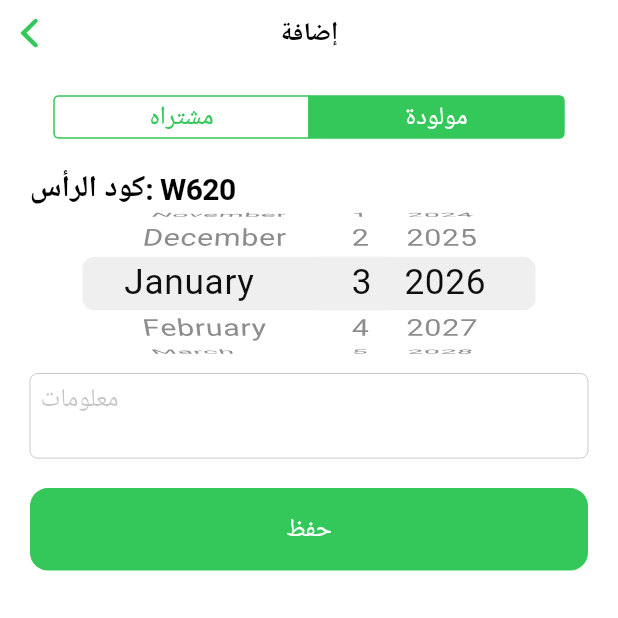
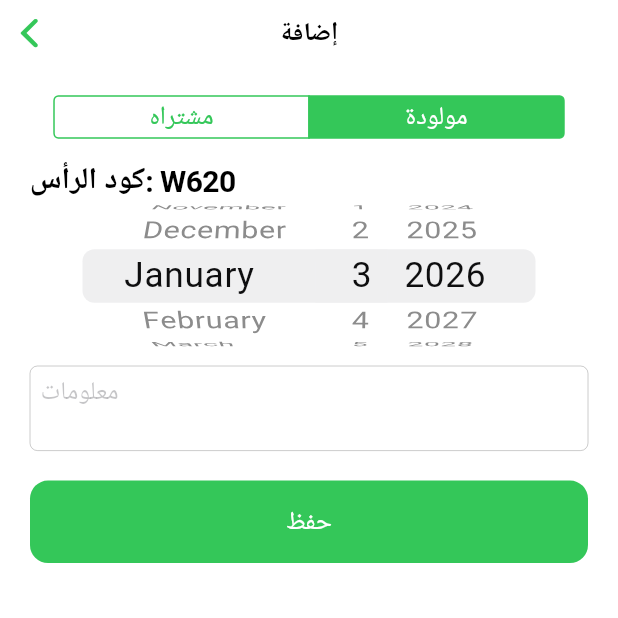
Before and after one commit to asimjed/mrahy, a Flutter app: the AddGoatPage screen opened directly with empty values, after a tap on "مولودة", on a phone screen of 412 x 824 dp, the top half of it. Run offline on Flutter 3.47's test engine with Material 3 defaults, Android fonts, the phone set to English and light mode, and no system bars; our stand-ins replace shared_preferences; accounts and stored records are empty.

Commit message:
Implement data persistence for goats list
Added data persistence for goats list using SharedPreferences. Implemented load and save methods to handle farm data.

```diff
--- a/lib/main.dart
+++ b/lib/main.dart
@@ -1,6 +1,8 @@
 import 'package:flutter/cupertino.dart';
 import 'package:flutter/material.dart' show Colors;
 import 'dart:math';
+import 'dart:convert';
+import 'package:shared_preferences/shared_preferences.dart';
 
 List<Map<String, dynamic>> goatsList = [];
 
@@ -26,6 +28,35 @@ class MainTabNavigation extends StatefulWidget {
 
 class _MainTabNavigationState extends State<MainTabNavigation> {
   @override
+  void initState() {
+    super.initState();
+    _loadData();
+  }
+
+  Future<void> _loadData() async {
+    final prefs = await SharedPreferences.getInstance();
+    final String? savedData = prefs.getString('my_farm_data');
+    if (savedData != null) {
+      setState(() {
+        Iterable decoded = json.decode(savedData);
+        goatsList = List<Map<String, dynamic>>.from(decoded.map((item) => {
+          ...item,
+          'date': DateTime.parse(item['date'].toString()),
+        }));
+      });
+    }
+  }
+
+  Future<void> _saveData() async {
+    final prefs = await SharedPreferences.getInstance();
+    final String encodedData = json.encode(goatsList.map((g) => {
+      ...g,
+      'date': (g['date'] as DateTime).toIso8601String(),
+    }).toList());
+    await prefs.setString('my_farm_data', encodedData);
+  }
+
+  @override
   Widget build(BuildContext context) {
     return CupertinoTabScaffold(
       tabBar: CupertinoTabBar(
@@ -39,8 +70,8 @@ class _MainTabNavigationState extends State<MainTabNavigation> {
       tabBuilder: (context, index) {
         switch (index) {
           case 0: return DashboardPage(onRefresh: () => setState(() {}));
-          case 1: return AddGoatPage(onSave: () => setState(() {}));
-          case 2: return SpendingPage(onUpdate: () => setState(() {}));
+          case 1: return AddGoatPage(onSave: () { setState(() {}); _saveData(); });
+          case 2: return SpendingPage(onUpdate: () { setState(() {}); _saveData(); });
           case 3: return const InventoryPage();
           default: return const Center(child: Text("قيد التطوير"));
         }
@@ -49,7 +80,6 @@ class _MainTabNavigationState extends State<MainTabNavigation> {
   }
 }
 
-// --- الصفحة الرئيسية (الإحصائيات المالية) ---
 class DashboardPage extends StatelessWidget {
   final VoidCallback onRefresh;
   const DashboardPage({super.key, required this.onRefresh});
@@ -62,14 +92,18 @@ class DashboardPage extends StatelessWidget {
     DateTime now = DateTime.now();
 
     for (var g in goatsList) {
-      totalCosts += (g['purchasePrice'] as double) + (g['foodCosts'] as double) + (g['healthCosts'] as double);
+      totalCosts += (g['purchasePrice'] as num).toDouble() +
+                    (g['foodCosts'] as num).toDouble() +
+                    (g['healthCosts'] as num).toDouble();
+
       DateTime dt = g['date'] as DateTime;
-      int m = (now.year - dt.year) * 12 + now.month - dt.month;
-      if (m < 5) { kids++; } else { adults++; }
+      // حل مشكلة num to int عبر الحساب المباشر
+      int months = (now.year - dt.year) * 12 + (now.month - dt.month);
+
+      if (months < 5) { kids++; } else { adults++; }
     }
 
-    // افتراض قيمة تقديرية للسوق (يمكنك تعديل الحسبة لاحقاً)
-    double estimatedMarketValue = (adults * 1200) + (kids * 500);
+    double estimatedMarketValue = (adults * 1200.0) + (kids * 500.0);
     double profitOrLoss = estimatedMarketValue - totalCosts;
 
     return CupertinoPageScaffold(
@@ -82,7 +116,6 @@ class DashboardPage extends StatelessWidget {
               padding: const EdgeInsets.all(16.0),
               child: Column(
                 children: [
-                  // كرت الأرباح والخسائر
                   Container(
                     width: double.infinity,
                     padding: const EdgeInsets.all(25),
@@ -108,15 +141,8 @@ class DashboardPage extends StatelessWidget {
                   const SizedBox(height: 20),
                   Row(
                     children: [
-                      _buildMiniBox("إجمالي المصاريف", "${totalCosts.toStringAsFixed(0)}", CupertinoColors.systemRed),
-                      _buildMiniBox("قيمة الحلال", "${estimatedMarketValue.toStringAsFixed(0)}", CupertinoColors.activeGreen),
-                    ],
-                  ),
-                  const SizedBox(height: 10),
-                  Row(
-                    children: [
-                      _buildMiniBox("المواليد", "$kids", CupertinoColors.activeBlue),
-                      _buildMiniBox("المعزا كاملة", "$adults", Colors.brown),
+                      _buildMiniBox("المصاريف", totalCosts.toStringAsFixed(0), CupertinoColors.systemRed),
+                      _buildMiniBox("قيمة الحلال", estimatedMarketValue.toStringAsFixed(0), CupertinoColors.activeGreen),
                     ],
                   ),
                 ],
@@ -128,23 +154,20 @@ class DashboardPage extends StatelessWidget {
     );
   }
 
-  Widget _buildMiniBox(String label, String value, Color color) {
+  Widget _buildMiniBox(String l, String v, Color c) {
     return Expanded(
       child: Container(
-        margin: const EdgeInsets.all(5),
-        padding: const EdgeInsets.all(15),
+        margin: const EdgeInsets.all(5), padding: const EdgeInsets.all(15),
         decoration: BoxDecoration(color: CupertinoColors.white, borderRadius: BorderRadius.circular(15)),
         child: Column(children: [
-          Text(label, style: const TextStyle(fontSize: 11, color: CupertinoColors.systemGrey)),
-          const SizedBox(height: 5),
-          Text(value, style: TextStyle(fontSize: 20, fontWeight: FontWeight.bold, color: color)),
+          Text(l, style: const TextStyle(fontSize: 11, color: CupertinoColors.systemGrey)),
+          Text(v, style: TextStyle(fontSize: 20, fontWeight: FontWeight.bold, color: c)),
         ]),
       ),
     );
   }
 }
 
-// --- صفحة المصروفات (علف/علاج) ---
 class SpendingPage extends StatefulWidget {
   final VoidCallback onUpdate;
   const SpendingPage({super.key, required this.onUpdate});
@@ -153,30 +176,28 @@ class SpendingPage extends StatefulWidget {
 }
 
 class _SpendingPageState extends State<SpendingPage> {
-  int _type = 0;
-  int _cat = 0;
-  String? _sel;
+  int _type = 0; int _cat = 0; String? _sel;
   final TextEditingController _a = TextEditingController();
   final TextEditingController _n = TextEditingController();
 
   void _run() {
     double p = double.tryParse(_a.text) ?? 0.0;
-    if (p <= 0) return;
+    if (p <= 0 || goatsList.isEmpty) return;
     if (_type == 0) {
       DateTime now = DateTime.now();
       var t = goatsList.where((g) {
         DateTime d = g['date'] as DateTime;
-        int m = (now.year - d.year) * 12 + now.month - d.month;
+        int m = (now.year - d.year) * 12 + (now.month - d.month);
         return (_cat == 0) ? (m < 5) : (m >= 5);
       }).toList();
       if (t.isNotEmpty) {
         double s = p / t.length;
-        for (var x in t) { x['foodCosts'] = (x['foodCosts'] as double) + s; }
+        for (var x in t) { x['foodCosts'] = (x['foodCosts'] as num).toDouble() + s; }
       }
     } else {
       if (_sel != null) {
         var g = goatsList.firstWhere((e) => e['code'] == _sel);
-        g['healthCosts'] = (g['healthCosts'] as double) + p;
+        g['healthCosts'] = (g['healthCosts'] as num).toDouble() + p;
         g['info'] = "${g['info']}\nعلاج: ${_n.text}";
       }
     }
@@ -202,10 +223,11 @@ class _SpendingPageState extends State<SpendingPage> {
               onValueChanged: (v) => setState(() => _cat = v ?? 0),
             )
           else ...[
+            if(goatsList.isNotEmpty)
             SizedBox(height: 100, child: CupertinoPicker(
               itemExtent: 35,
-              onSelectedItemChanged: (i) => _sel = goatsList[i]['code'] as String,
-              children: goatsList.map((e) => Text(e['code'] as String)).toList(),
+              onSelectedItemChanged: (i) => _sel = goatsList[i]['code'].toString(),
+              children: goatsList.map((e) => Text(e['code'].toString())).toList(),
             )),
             CupertinoTextField(controller: _n, placeholder: "الملاحظات الطبية"),
           ],
@@ -219,7 +241,6 @@ class _SpendingPageState extends State<SpendingPage> {
   }
 }
 
-// --- صفحة الإضافة ---
 class AddGoatPage extends StatefulWidget {
   final VoidCallback onSave;
   const AddGoatPage({super.key, required this.onSave});
@@ -231,7 +252,6 @@ class _AddGoatPageState extends State<AddGoatPage> {
   final TextEditingController _p = TextEditingController();
   final TextEditingController _i = TextEditingController();
   String _c = ""; bool _b = false; DateTime _d = DateTime.now();
-
   void _g() => setState(() => _c = "${String.fromCharCode(Random().nextInt(26) + 65)}${Random().nextInt(900) + 100}");
   @override void initState() { super.initState(); _g(); }
 
@@ -246,7 +266,7 @@ class _AddGoatPageState extends State<AddGoatPage> {
             children: const {false: Text("مشتراه"), true: Text("مولودة")},
             onValueChanged: (v) => setState(() => _b = v ?? false),
           ),
-          const SizedBox(height: 20),
+          const SizedBox(height: 15),
           Text("كود الرأس: $_c", style: const TextStyle(fontSize: 20, fontWeight: FontWeight.bold)),
           SizedBox(height: 100, child: CupertinoDatePicker(mode: CupertinoDatePickerMode.date, onDateTimeChanged: (dt) => _d = dt)),
           if (!_b) CupertinoTextField(controller: _p, placeholder: "سعر الشراء", keyboardType: TextInputType.number),
@@ -254,7 +274,14 @@ class _AddGoatPageState extends State<AddGoatPage> {
           CupertinoTextField(controller: _i, placeholder: "معلومات", maxLines: 2),
           const SizedBox(height: 20),
           CupertinoButton.filled(child: const Text("حفظ"), onPressed: () {
-            goatsList.add({'code': _c, 'date': _d, 'purchasePrice': double.tryParse(_p.text) ?? 0.0, 'foodCosts': 0.0, 'healthCosts': 0.0, 'info': _i.text});
+            goatsList.add({
+              'code': _c,
+              'date': _d,
+              'purchasePrice': double.tryParse(_p.text) ?? 0.0,
+              'foodCosts': 0.0,
+              'healthCosts': 0.0,
+              'info': _i.text
+            });
             widget.onSave(); _g(); _p.clear(); _i.clear();
           }),
         ]),
@@ -263,7 +290,6 @@ class _AddGoatPageState extends State<AddGoatPage> {
   }
 }
 
-// --- سجل الحلال ---
 class InventoryPage extends StatelessWidget {
   const InventoryPage({super.key});
   @override
@@ -274,7 +300,9 @@ class InventoryPage extends StatelessWidget {
         itemCount: goatsList.length,
         itemBuilder: (c, i) {
           final g = goatsList[i];
-          double total = (g['purchasePrice'] as double) + (g['foodCosts'] as double) + (g['healthCosts'] as double);
+          double total = (g['purchasePrice'] as num).toDouble() +
+                         (g['foodCosts'] as num).toDouble() +
+                         (g['healthCosts'] as num).toDouble();
           return Container(
             margin: const EdgeInsets.all(8), padding: const EdgeInsets.all(15),
             decoration: BoxDecoration(color: Colors.white, borderRadius: BorderRadius.circular(10)),
```
